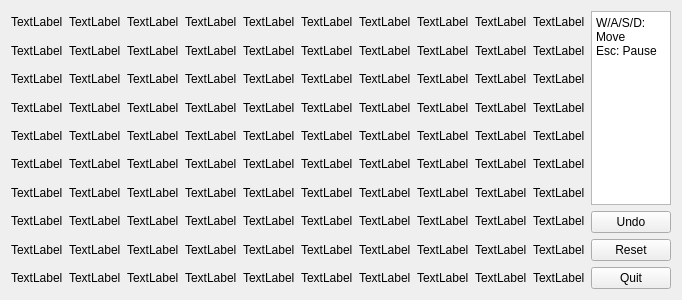
Qt form GUI/levelform.ui (Ts-myself/CS205_Proj) before a commit.
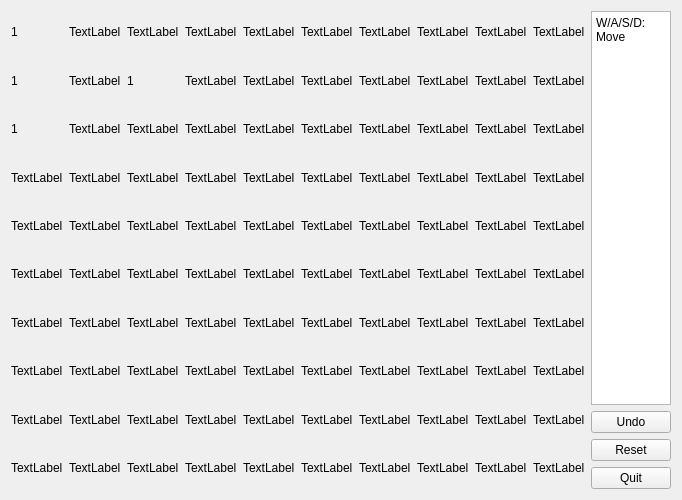
The same form after that commit.

Commit message: GUI:加了点杂东西

```diff
--- a/GUI/levelform.ui
+++ b/GUI/levelform.ui
@@ -6,8 +6,8 @@
    <rect>
     <x>0</x>
     <y>0</y>
-    <width>536</width>
-    <height>300</height>
+    <width>546</width>
+    <height>500</height>
    </rect>
   </property>
   <property name="windowTitle">
@@ -110,7 +110,7 @@
      <item row="1" column="2">
       <widget class="QLabel" name="label_55">
        <property name="text">
-        <string>TextLabel</string>
+        <string>1</string>
        </property>
       </widget>
      </item>
@@ -145,7 +145,7 @@
      <item row="1" column="0">
       <widget class="QLabel" name="label_50">
        <property name="text">
-        <string>TextLabel</string>
+        <string>1</string>
        </property>
       </widget>
      </item>
@@ -362,7 +362,7 @@
      <item row="2" column="0">
       <widget class="QLabel" name="label_48">
        <property name="text">
-        <string>TextLabel</string>
+        <string>1</string>
        </property>
       </widget>
      </item>
@@ -397,7 +397,7 @@
      <item row="0" column="0">
       <widget class="QLabel" name="label_20">
        <property name="text">
-        <string>TextLabel</string>
+        <string>1</string>
        </property>
       </widget>
      </item>
@@ -730,8 +730,7 @@
 li.unchecked::marker { content: &quot;\2610&quot;; }
 li.checked::marker { content: &quot;\2612&quot;; }
 &lt;/style&gt;&lt;/head&gt;&lt;body style=&quot; font-family:'Microsoft YaHei UI'; font-size:9pt; font-weight:400; font-style:normal;&quot;&gt;
-&lt;p style=&quot; margin-top:0px; margin-bottom:0px; margin-left:0px; margin-right:0px; -qt-block-indent:0; text-indent:0px;&quot;&gt;W/A/S/D: Move&lt;/p&gt;
-&lt;p style=&quot; margin-top:0px; margin-bottom:0px; margin-left:0px; margin-right:0px; -qt-block-indent:0; text-indent:0px;&quot;&gt;Esc: Pause&lt;/p&gt;&lt;/body&gt;&lt;/html&gt;</string>
+&lt;p style=&quot; margin-top:0px; margin-bottom:0px; margin-left:0px; margin-right:0px; -qt-block-indent:0; text-indent:0px;&quot;&gt;W/A/S/D: Move&lt;/p&gt;&lt;/body&gt;&lt;/html&gt;</string>
        </property>
       </widget>
      </item>
```
The commit also changes 4 other files.
